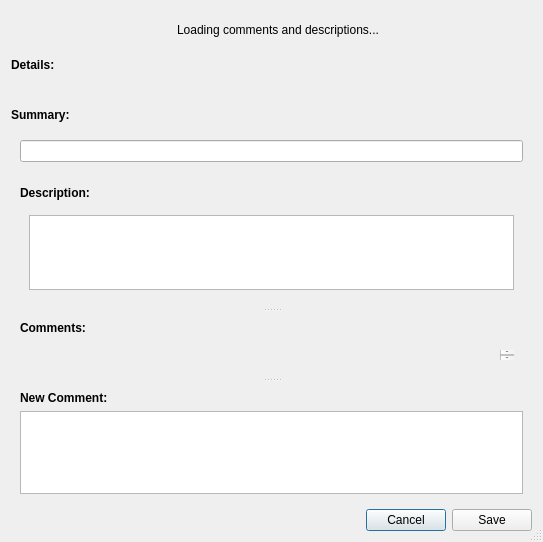
Entomologist/entomologist, file NewCommentsDialog.ui: the form before one commit.
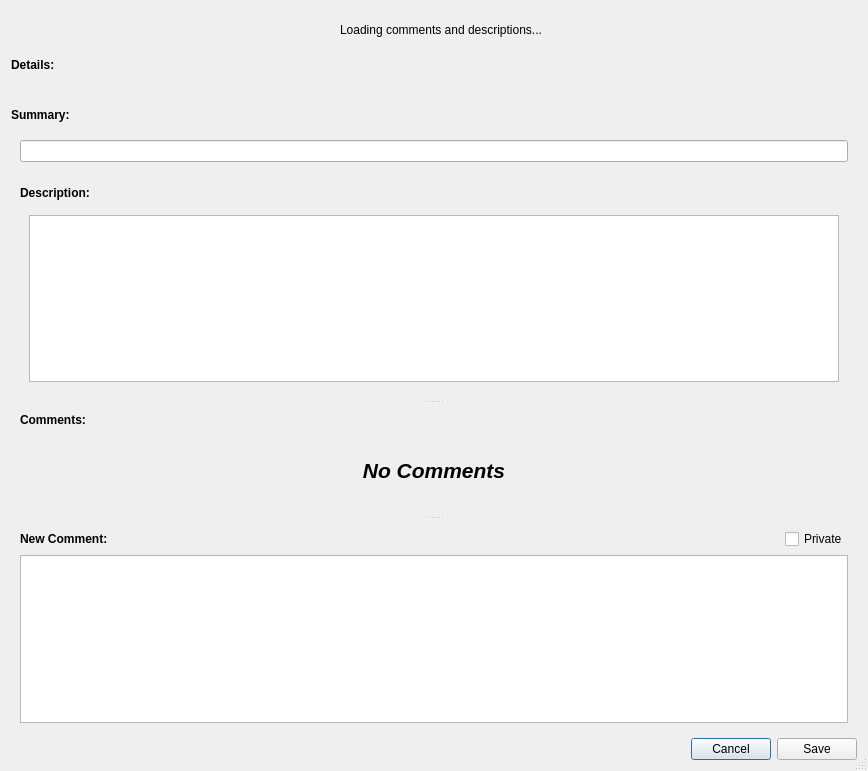
The form after the commit. Icons and pictures are not drawn. Custom widgets are drawn as their Qt base class.

The edit to the form file:
```diff
--- a/NewCommentsDialog.ui
+++ b/NewCommentsDialog.ui
@@ -6,8 +6,8 @@
    <rect>
     <x>0</x>
     <y>0</y>
-    <width>543</width>
-    <height>542</height>
+    <width>868</width>
+    <height>771</height>
    </rect>
   </property>
   <property name="windowTitle">
@@ -314,13 +314,35 @@
               <rect>
                <x>0</x>
                <y>0</y>
-               <width>519</width>
-               <height>17</height>
+               <width>844</width>
+               <height>55</height>
               </rect>
              </property>
              <layout class="QVBoxLayout" name="verticalLayout_6">
               <item>
-               <layout class="QVBoxLayout" name="commentsLayout"/>
+               <layout class="QVBoxLayout" name="commentsLayout">
+                <item>
+                 <widget class="QLabel" name="noCommentsLabel">
+                  <property name="font">
+                   <font>
+                    <pointsize>16</pointsize>
+                    <weight>75</weight>
+                    <italic>true</italic>
+                    <bold>true</bold>
+                   </font>
+                  </property>
+                  <property name="text">
+                   <string>No Comments</string>
+                  </property>
+                  <property name="alignment">
+                   <set>Qt::AlignCenter</set>
+                  </property>
+                  <property name="textInteractionFlags">
+                   <set>Qt::NoTextInteraction</set>
+                  </property>
+                 </widget>
+                </item>
+               </layout>
               </item>
              </layout>
             </widget>
@@ -358,6 +380,8 @@
          </property>
          <layout class="QVBoxLayout" name="verticalLayout_9">
           <item>
+           <layout class="QHBoxLayout" name="horizontalLayout_2">
+            <item>
            <widget class="QLabel" name="newCommentLabel">
             <property name="font">
              <font>
@@ -371,6 +395,28 @@
            </widget>
           </item>
           <item>
+             <spacer name="horizontalSpacer_5">
+              <property name="orientation">
+               <enum>Qt::Horizontal</enum>
+              </property>
+              <property name="sizeHint" stdset="0">
+               <size>
+                <width>40</width>
+                <height>20</height>
+               </size>
+              </property>
+             </spacer>
+            </item>
+            <item>
+             <widget class="QCheckBox" name="newCommentPrivateCheckbox">
+              <property name="text">
+               <string>Private</string>
+              </property>
+             </widget>
+            </item>
+           </layout>
+          </item>
+          <item>
            <widget class="QPlainTextEdit" name="commentEdit">
             <property name="sizePolicy">
              <sizepolicy hsizetype="Expanding" vsizetype="Expanding">
```
Left out of the diff: 12 changed lines with no effect on the pictures. Lines whose indentation alone changed are shown as unchanged.
